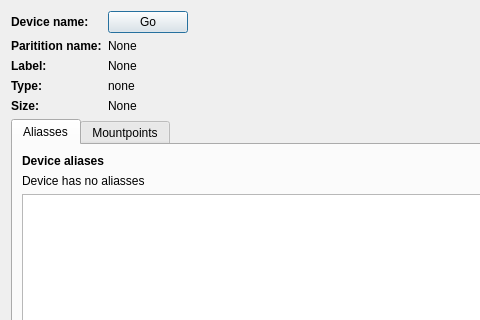
The window that ui/parinfo.ui (iddekingej/blgui) describes before a commit, drawn with Qt 5; both pictures show x 0 to 480 and y 0 to 320 of the 630 by 656 pixel window.
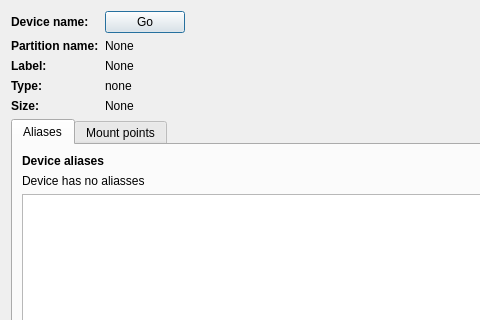
The same window after the commit.

What changed in the file:
```diff
--- a/ui/parinfo.ui
+++ b/ui/parinfo.ui
@@ -102,7 +102,7 @@
         </font>
        </property>
        <property name="text">
-        <string>Paritition name:</string>
+        <string>Partition name:</string>
        </property>
       </widget>
      </item>
@@ -201,7 +201,7 @@
      </property>
      <widget class="QWidget" name="tab">
       <attribute name="title">
-       <string>Aliasses</string>
+       <string>Aliases</string>
       </attribute>
       <layout class="QVBoxLayout" name="verticalLayout_3">
        <item>
@@ -231,7 +231,7 @@
      </widget>
      <widget class="QWidget" name="tab_2">
       <attribute name="title">
-       <string>Mountpoints</string>
+       <string>Mount points</string>
       </attribute>
       <layout class="QVBoxLayout" name="verticalLayout_4">
        <item alignment="Qt::AlignTop">
```
